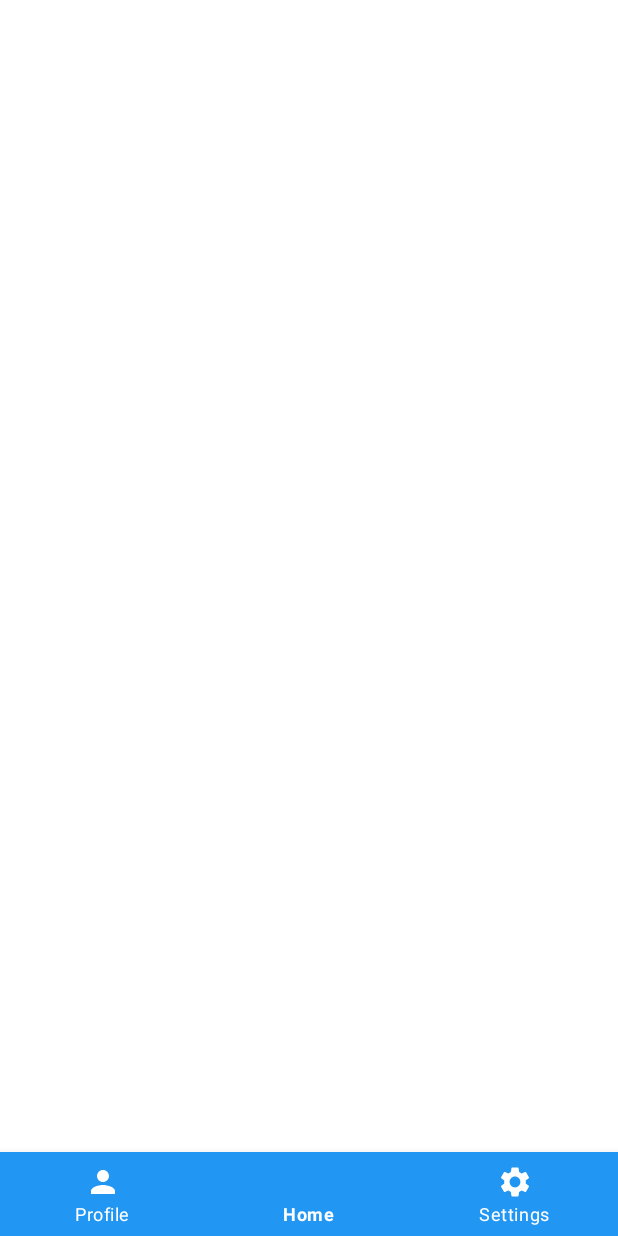
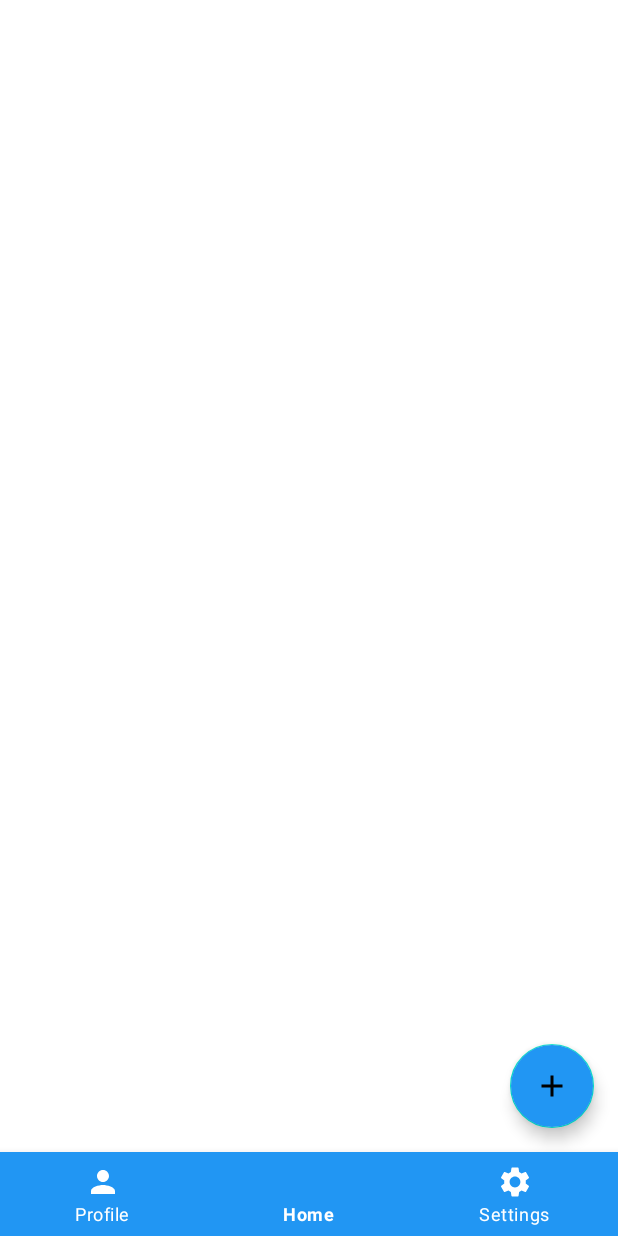
Before and after one commit to Tutortek-org/Frontend, an Android app: the TopicListFragment screen opened through its navigation route, on a phone screen of 412 x 824 dp. Run offline under Robolectric (Android 15) with nearby library versions, the phone set to English and light mode, and no system bars; our stand-ins replace Volley, navigation-ui; libraries missing offline, so code that uses them is left out: com.auth0.android; network calls fail; 4 statements that could not run were skipped.

Commit message:
Add UI for topic list fragment

```diff
--- /dev/null
+++ b/app/src/main/java/com/tutortekorg/tutortek/adapters/TopicAdapter.kt
@@ -0,0 +1,4 @@
+package com.tutortekorg.tutortek.adapters
+
+class TopicAdapter {
+}
--- /dev/null
+++ b/app/src/main/res/drawable/ic_baseline_add_24.xml
@@ -0,0 +1,5 @@
+<vector android:height="24dp" android:tint="#FFFFFF"
+    android:viewportHeight="24" android:viewportWidth="24"
+    android:width="24dp" xmlns:android="http://schemas.android.com/apk/res/android">
+    <path android:fillColor="@android:color/white" android:pathData="M19,13h-6v6h-2v-6H5v-2h6V5h2v6h6v2z"/>
+</vector>
--- a/app/src/main/res/layout/fragment_topic_list.xml
+++ b/app/src/main/res/layout/fragment_topic_list.xml
@@ -1,10 +1,32 @@
 <?xml version="1.0" encoding="utf-8"?>
 <androidx.constraintlayout.widget.ConstraintLayout
     xmlns:android="http://schemas.android.com/apk/res/android"
+    xmlns:app="http://schemas.android.com/apk/res-auto"
     xmlns:tools="http://schemas.android.com/tools"
     android:layout_width="match_parent"
     android:layout_height="match_parent"
     tools:context=".navigation_fragments.TopicListFragment">
 
 
+    <androidx.recyclerview.widget.RecyclerView
+        android:layout_width="409dp"
+        android:layout_height="729dp"
+        app:layout_constraintBottom_toBottomOf="parent"
+        app:layout_constraintEnd_toEndOf="parent"
+        app:layout_constraintStart_toStartOf="parent"
+        app:layout_constraintTop_toTopOf="parent" />
+
+    <com.google.android.material.floatingactionbutton.FloatingActionButton
+        android:id="@+id/fab"
+        android:layout_width="wrap_content"
+        android:layout_height="wrap_content"
+        android:layout_gravity="end|bottom"
+        android:layout_margin="16dp"
+        android:backgroundTint="@color/color_primary"
+        android:src="@drawable/ic_baseline_add_24"
+        android:contentDescription="@string/btn_add_topic_description"
+        android:tint="@color/white"
+        app:layout_constraintBottom_toBottomOf="parent"
+        app:layout_constraintEnd_toEndOf="parent" />
+
 </androidx.constraintlayout.widget.ConstraintLayout>
--- a/app/src/main/res/values/strings.xml
+++ b/app/src/main/res/values/strings.xml
@@ -95,4 +95,7 @@
     <!-- Home fragment -->
     <string name="full_topic_list">Full topic list</string>
     <string name="my_topic_list">My topic list</string>
+
+    <!-- Topic list fragment -->
+    <string name="btn_add_topic_description">Add topic</string>
 </resources>
```
Also changed, not shown: 1 other file.
